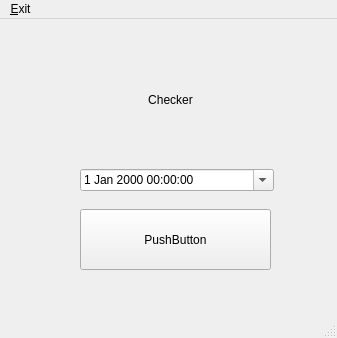
Before: the Qt Designer form main.ui in susilnath/reminder_app, drawn with Qt 5.
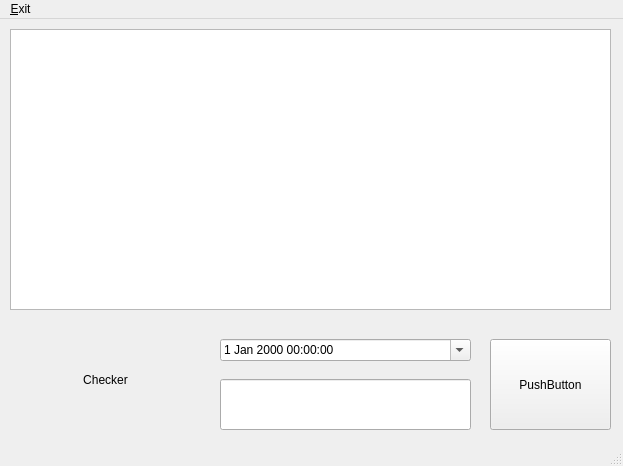
After: the same form once the commit is applied.

Commit message: added list functionality

The edit to the form file:
```diff
--- a/main.ui
+++ b/main.ui
@@ -6,8 +6,8 @@
    <rect>
     <x>0</x>
     <y>0</y>
-    <width>337</width>
-    <height>338</height>
+    <width>623</width>
+    <height>466</height>
    </rect>
   </property>
   <property name="windowTitle">
@@ -20,10 +20,10 @@
    <widget class="QPushButton" name="Add_reminder">
     <property name="geometry">
      <rect>
-      <x>80</x>
-      <y>190</y>
-      <width>191</width>
-      <height>61</height>
+      <x>490</x>
+      <y>320</y>
+      <width>121</width>
+      <height>91</height>
      </rect>
     </property>
     <property name="text">
@@ -33,9 +33,9 @@
    <widget class="QLabel" name="debug">
     <property name="geometry">
      <rect>
-      <x>70</x>
-      <y>40</y>
-      <width>201</width>
+      <x>10</x>
+      <y>320</y>
+      <width>191</width>
       <height>81</height>
      </rect>
     </property>
@@ -49,9 +49,9 @@
    <widget class="QDateTimeEdit" name="DateTime_Picker">
     <property name="geometry">
      <rect>
-      <x>80</x>
-      <y>150</y>
-      <width>194</width>
+      <x>220</x>
+      <y>320</y>
+      <width>251</width>
       <height>22</height>
      </rect>
     </property>
@@ -59,13 +59,33 @@
      <bool>true</bool>
     </property>
    </widget>
+   <widget class="QListWidget" name="Job_List">
+    <property name="geometry">
+     <rect>
+      <x>10</x>
+      <y>10</y>
+      <width>601</width>
+      <height>281</height>
+     </rect>
+    </property>
+   </widget>
+   <widget class="QLineEdit" name="Reminder_Title">
+    <property name="geometry">
+     <rect>
+      <x>220</x>
+      <y>360</y>
+      <width>251</width>
+      <height>51</height>
+     </rect>
+    </property>
+   </widget>
   </widget>
   <widget class="QMenuBar" name="menubar">
    <property name="geometry">
     <rect>
      <x>0</x>
      <y>0</y>
-     <width>337</width>
+     <width>623</width>
      <height>24</height>
     </rect>
    </property>
```
The commit also changes 3 other files.
